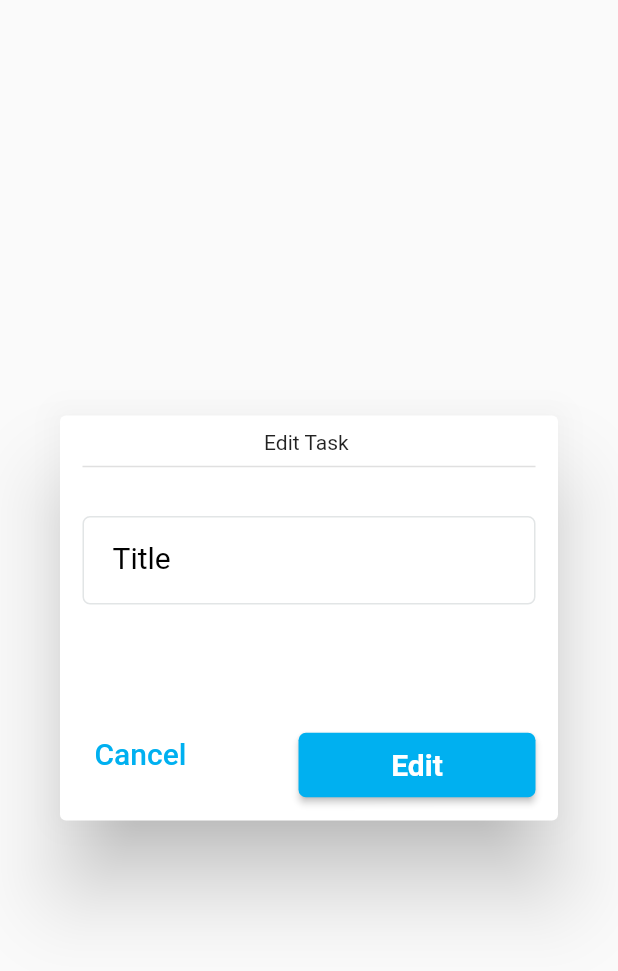
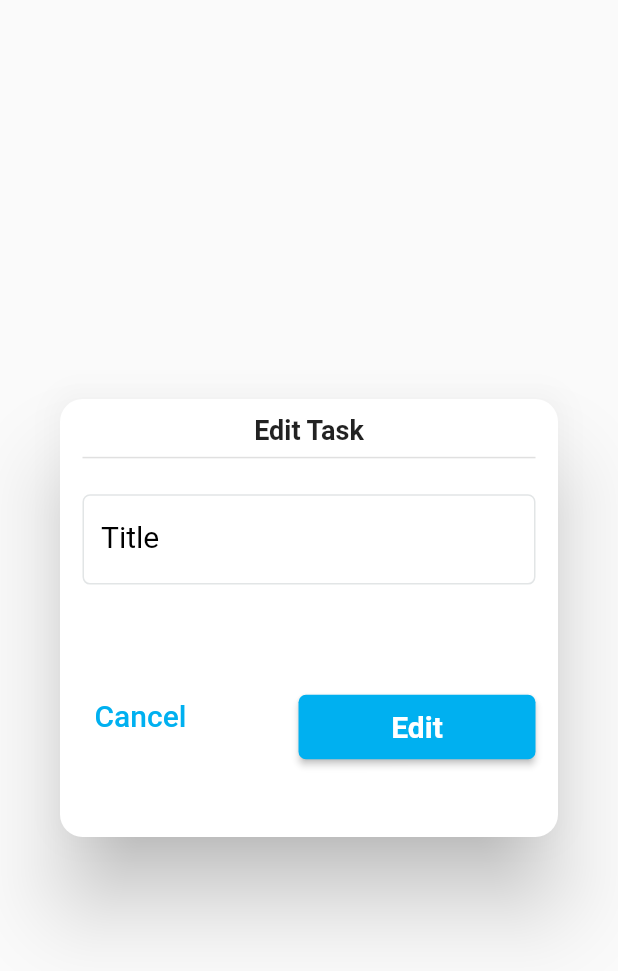
Before and after one commit to appritechnologies/Hiring-Challenge-flutter-dev, a Flutter app: the EditTaskDialog widget shown alone on an empty page, opened directly with empty values, on a phone screen of 412 x 824 dp. Shown: the top 971 px of the screen. Run offline on Flutter 3.47's test engine with Material 2 defaults, Android fonts, the phone set to English and light mode, and no system bars; our stand-ins replace fluttertoast, hive, hive_flutter, lottie; accounts and stored records are empty.

Commit message:
update UI

```diff
--- a/task_management_app/lib/widgets/edit_priority.dart
+++ b/task_management_app/lib/widgets/edit_priority.dart
@@ -26,6 +26,7 @@ class _EditPriorityState extends State<EditPriority> {
   Widget build(BuildContext context) {
     final size = MediaQuery.of(context).size;
     return Dialog(
+      shape: RoundedRectangleBorder(borderRadius: BorderRadius.circular(15)),
       child: Padding(
         padding: EdgeInsets.symmetric(
             horizontal: size.width * 0.05, vertical: size.height * 0.03),
--- a/task_management_app/lib/widgets/edit_task_dialog.dart
+++ b/task_management_app/lib/widgets/edit_task_dialog.dart
@@ -22,21 +22,27 @@ class _EditTaskDialogState extends State<EditTaskDialog> {
   bool isSelected = false;
   @override
   Widget build(BuildContext context) {
-    final screenWidth = MediaQuery.of(context).size.width;
+    final size = MediaQuery.of(context).size;
     return Dialog(
+      shape: RoundedRectangleBorder(borderRadius: BorderRadius.circular(15)),
       child: Padding(
         padding: const EdgeInsets.symmetric(horizontal: 15, vertical: 10),
         child: SizedBox(
-          height: 250,
+          height: size.height * 0.33,
           child: Column(
             crossAxisAlignment: CrossAxisAlignment.start,
             children: [
-              Align(alignment: Alignment.center, child: Text("Edit Task ")),
+              Align(
+                  alignment: Alignment.center,
+                  child: Text(
+                    "Edit Task",
+                    style: TextStyle(fontSize: 18, fontWeight: FontWeight.w600),
+                  )),
               Divider(
                 thickness: 1,
               ),
               SizedBox(
-                height: 10,
+                height: size.height * 0.01,
               ),
               if (!isSelected) ...[
                 TextFieldWidget(
@@ -58,7 +64,7 @@ class _EditTaskDialogState extends State<EditTaskDialog> {
                     ))
               ],
               SizedBox(
-                height: 10,
+                height: size.height * 0.01,
               ),
               if (isSelected) ...[
                 TextFieldWidget(
@@ -69,7 +75,7 @@ class _EditTaskDialogState extends State<EditTaskDialog> {
                     controller: widget.descriptionController)
               ] else ...[
                 SizedBox(
-                  height: 10,
+                  height: size.height * 0.01,
                 ),
                 InkWell(
                     onTap: () {
@@ -83,7 +89,7 @@ class _EditTaskDialogState extends State<EditTaskDialog> {
                     ))
               ],
               SizedBox(
-                height: 10,
+                height: size.height * 0.01,
               ),
               Row(
                 mainAxisAlignment: MainAxisAlignment.spaceBetween,
@@ -105,8 +111,8 @@ class _EditTaskDialogState extends State<EditTaskDialog> {
                       Navigator.pop(context);
                     },
                     text: "Edit",
-                    pright: screenWidth * 0.15,
-                    pleft: screenWidth * 0.15,
+                    pright: size.width * 0.15,
+                    pleft: size.width * 0.15,
                   )
                 ],
               )
--- a/task_management_app/lib/widgets/task_delete_dialog.dart
+++ b/task_management_app/lib/widgets/task_delete_dialog.dart
@@ -45,7 +45,7 @@ class _TaskDeleteDialogState extends State<TaskDeleteDialog> {
                 style: TextStyle(fontSize: 18),
               ),
               SizedBox(
-                height: 5,
+                height: size.height * 0.01,
               ),
               Text(
                 "Task title: ${widget.title}",
--- a/task_management_app/lib/widgets/task_list_card.dart
+++ b/task_management_app/lib/widgets/task_list_card.dart
@@ -86,7 +86,7 @@ class _TaskListCardState extends State<TaskListCard> {
                                 style: TextStyle(fontSize: 20),
                               ),
                               SizedBox(
-                                height: 10,
+                                height: size.height * 0.01,
                               ),
                               SizedBox(
                                 width: size.width * 0.35,
--- a/task_management_app/lib/widgets/text_field.dart
+++ b/task_management_app/lib/widgets/text_field.dart
@@ -29,8 +29,9 @@ class TextFieldWidget extends StatelessWidget {
 
   @override
   Widget build(BuildContext context) {
+    final size = MediaQuery.of(context).size;
     return Padding(
-      padding: const EdgeInsets.symmetric(vertical: 15),
+      padding: EdgeInsets.symmetric(vertical: size.height * 0.01),
       child: TextFormField(
         focusNode: focusNode,
         autofocus: false,
@@ -62,8 +63,8 @@ class TextFieldWidget extends StatelessWidget {
             style: TextStyle(
                 fontWeight: FontWeight.w400, fontSize: 20, color: Colors.black),
           ),
-          contentPadding:
-              EdgeInsets.symmetric(horizontal: 20.0, vertical: 20.0),
+          contentPadding: EdgeInsets.symmetric(
+              horizontal: size.width * 0.03, vertical: size.height * 0.025),
           border: OutlineInputBorder(
             borderRadius: BorderRadius.circular(5.0),
           ),
```
Also changed, not shown: task_management_app/lib/screens/task/task-screen.dart (+14 -10 lines), task_management_app/lib/widgets/bottom_navigation_bar.dart (+6 -4 lines), task_management_app/lib/widgets/task_button.dart (+6 -6 lines).
